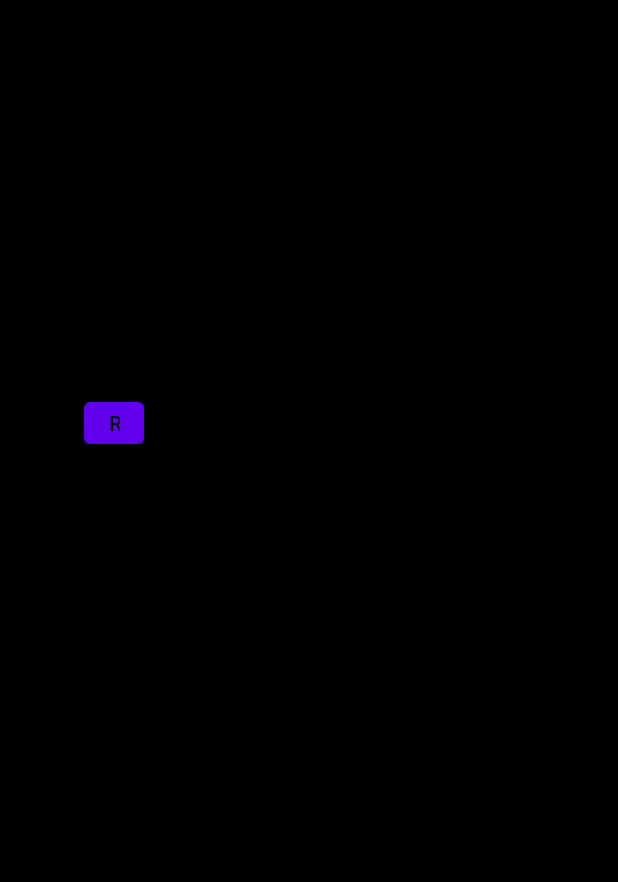
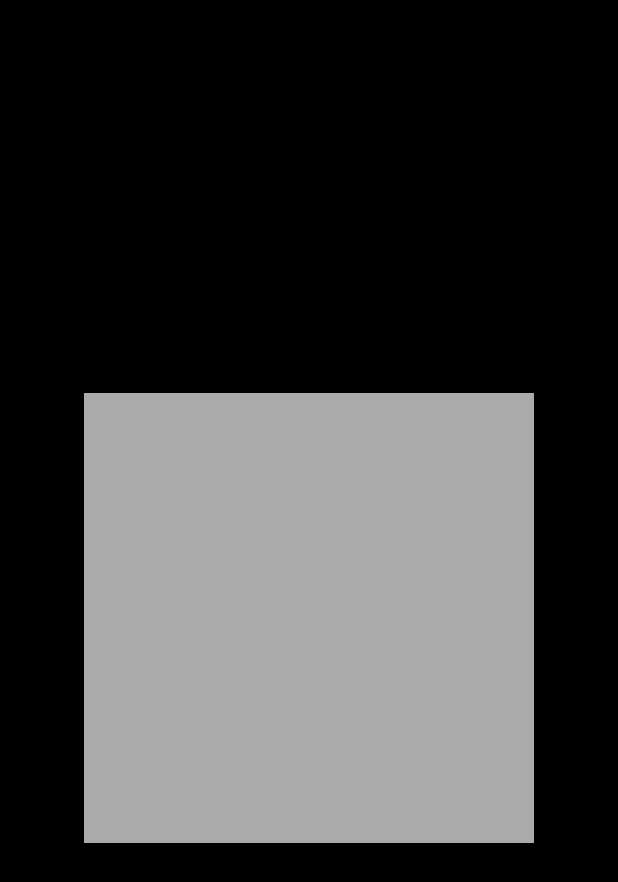
Before and after one commit to darekbx/launcher3, an Android app: the screen it shows after launch (MainActivity), on a phone screen of 412 x 824 dp. Shown: the top 882 px of the screen. Run offline under Robolectric (Android 15) with nearby library versions, the phone set to English and light mode, and no system bars.

Commit message:
Added standards, layout draft

```diff
--- a/app/src/main/java/com/darekbx/launcher3/airly/data/AirlyDataSource.kt
+++ b/app/src/main/java/com/darekbx/launcher3/airly/data/AirlyDataSource.kt
@@ -53,7 +53,7 @@ class AirlyDataSource(
                     responseJson, object: TypeToken<List<Installation>>() {}.type)
                 ResponseWrapper(installations)
             } catch (e: Exception) {
-                ResponseWrapper.failed()
+                ResponseWrapper.failed<List<Installation>>()
             }
         }
     }
--- a/app/src/main/java/com/darekbx/launcher3/airly/domain/Current.kt
+++ b/app/src/main/java/com/darekbx/launcher3/airly/domain/Current.kt
@@ -1,3 +1,3 @@
 package com.darekbx.launcher3.airly.domain
 
-data class Current(val values: List<Value>, val indexes: List<Index>)
+data class Current(val values: List<Value>, val indexes: List<Index>, val standards: List<Standard>)
--- /dev/null
+++ b/app/src/main/java/com/darekbx/launcher3/airly/domain/Standard.kt
@@ -0,0 +1,3 @@
+package com.darekbx.launcher3.airly.domain
+
+data class Standard(val name: String, val pollutant: String, val limit: Double, val percent: Double)
--- a/app/src/main/java/com/darekbx/launcher3/ui/airly/AirlyFragment.kt
+++ b/app/src/main/java/com/darekbx/launcher3/ui/airly/AirlyFragment.kt
@@ -8,12 +8,13 @@ import android.view.ViewGroup
 import android.widget.Toast
 import androidx.fragment.app.Fragment
 import androidx.lifecycle.observe
+import com.darekbx.launcher3.R
 import com.darekbx.launcher3.databinding.FragmentAirlyBinding
 import com.darekbx.launcher3.ui.PermissionRequester
 import com.darekbx.launcher3.viewmodel.AirlyViewModel
 import org.koin.android.viewmodel.ext.android.viewModel
 
-class AirlyFragment: Fragment() {
+class AirlyFragment: Fragment(R.layout.fragment_airly) {
 
     private val airlyViewModel: AirlyViewModel by viewModel()
 
@@ -31,17 +32,21 @@ class AirlyFragment: Fragment() {
 
     override fun onViewCreated(view: View, savedInstanceState: Bundle?) {
         super.onViewCreated(view, savedInstanceState)
-
-        _binding?.refresh?.setOnClickListener {
-            permissionRequester.runWithPermissions {
-                displayMeasurements()
-            }
-        }
+        refreshOnLongClick()
     }
 
     override fun onDestroyView() {
         super.onDestroyView()
         _binding = null
+    }
+
+    private fun refreshOnLongClick() {
+        binding.root.setOnLongClickListener {
+            permissionRequester.runWithPermissions {
+                displayMeasurements()
+            }
+            false
+        }
     }
 
     private fun displayMeasurements() =
@@ -57,7 +62,15 @@ class AirlyFragment: Fragment() {
             PermissionRequester(
                     this,
                     Manifest.permission.ACCESS_FINE_LOCATION,
-                    onDenied = { Toast.makeText(requireContext(), "Denied", Toast.LENGTH_SHORT).show() },
-                    onShowRationale = { Toast.makeText(requireContext(), "Show rationale", Toast.LENGTH_SHORT).show() }
+                    onDenied = { shoRationale() },
+                    onShowRationale = { showDeniedPermissionInformation() }
             )
+
+    private fun shoRationale() {
+        Toast.makeText(requireContext(), R.string.location_permission_rationale, Toast.LENGTH_SHORT).show()
+    }
+
+    private fun showDeniedPermissionInformation() {
+        Toast.makeText(requireContext(), R.string.location_permission_denied, Toast.LENGTH_SHORT).show()
+    }
 }
--- a/app/src/main/res/layout/fragment_airly.xml
+++ b/app/src/main/res/layout/fragment_airly.xml
@@ -1,14 +1,9 @@
 <?xml version="1.0" encoding="utf-8"?>
 <androidx.constraintlayout.widget.ConstraintLayout
     xmlns:android="http://schemas.android.com/apk/res/android"
-    android:layout_width="match_parent"
-    android:layout_height="match_parent">
+    android:layout_width="200dp"
+    android:layout_height="200dp"
+    android:background="#aaa">
 
-    <Button
-        android:id="@+id/refresh"
-        android:layout_width="40dp"
-        android:layout_height="40dp"
-        android:text="Refresh"
-        />
 
 </androidx.constraintlayout.widget.ConstraintLayout>
--- a/app/src/main/res/values/strings.xml
+++ b/app/src/main/res/values/strings.xml
@@ -1,3 +1,6 @@
 <resources>
     <string name="app_name">Launcher3</string>
+
+    <string name="location_permission_denied">Location permissions are denied, airly information will not be show.</string>
+    <string name="location_permission_rationale">Please allow location permissions.</string>
 </resources>
```
Also changed, not shown: app/src/main/res/layout/layout_measurment.xml (added, +22 -0 lines), 1 other file.
